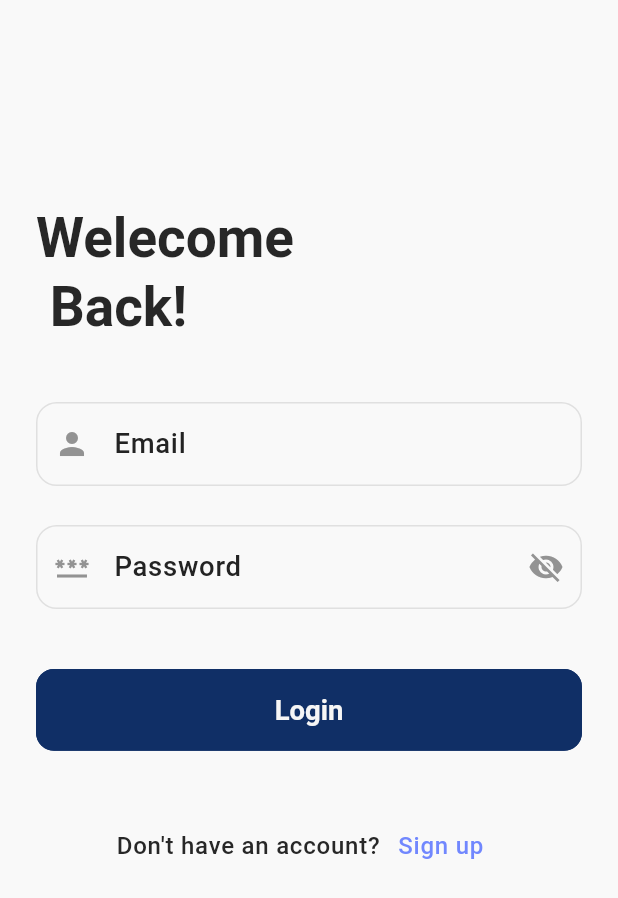
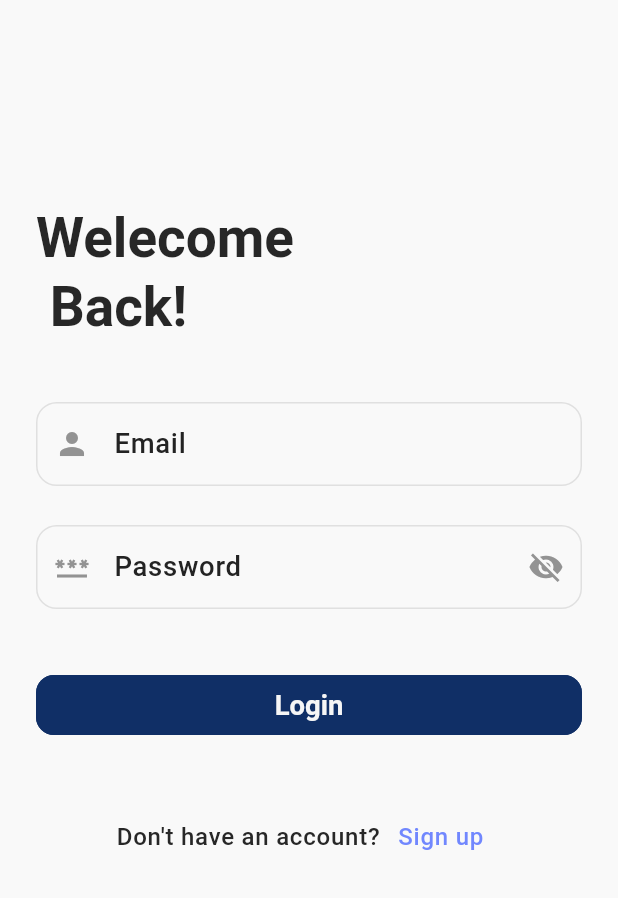
Before and after one commit to devaa11/ordermanagement, a Flutter app: the screen it shows after launch, on a phone screen of 412 x 824 dp. Shown: the top 898 px of the screen. Run offline on Flutter 3.47's test engine with Material 3 defaults, Android fonts, the phone set to English and light mode, and no system bars; our stand-ins replace cloud_firestore, firebase_auth, firebase_core, flutter_screenutil, get, iconsax; accounts and stored records are empty; generated files the repository leaves out were written again; Roboto replaces fonts that are missing (Poppins).

Commit message:
adjust button heights and update user registration to include name

```diff
--- a/lib/data/services/auth_services.dart
+++ b/lib/data/services/auth_services.dart
@@ -14,7 +14,7 @@ class AuthService {
     return result.user;
   }
 
-  Future<User?> register(String email, String password) async {
+  Future<User?> register(String email, String password,{String? name}) async {
     final result = await _auth.createUserWithEmailAndPassword(
       email: email,
       password: password,
@@ -26,6 +26,7 @@ class AuthService {
       await _db.collection('users').doc(user.uid).set({
         'uid': user.uid,
         'email': user.email,
+        'name': name ?? '',
         'createdAt': FieldValue.serverTimestamp(),
       });
     }
--- a/lib/modules/orders/views/add_order_Screen.dart
+++ b/lib/modules/orders/views/add_order_Screen.dart
@@ -181,7 +181,7 @@ class _AddOrderPageState extends State<AddOrderScreen> {
                 Obx((){
                   return SizedBox(
                     width: double.infinity,
-                    height: 56.h,
+                    height: 45.h,
                     child: ElevatedButton(
                       onPressed: orderCtrl.isSaving.value ? null : _saveOrder,
                       style: ElevatedButton.styleFrom(
--- a/lib/utils/constants/sizes.dart
+++ b/lib/utils/constants/sizes.dart
@@ -20,7 +20,7 @@ class AppSizes {
   static const double fontSizeLg = 18.0;
 
   // Button sizes
-  static const double buttonHeight = 14.0;
+  static const double buttonHeight = 8.0;
   static const double buttonRadius = 12.0;
   static const double buttonWidth = 120.0;
   static const double buttonElevation = 4.0;
--- a/lib/utils/theme/elevated_button_theme.dart
+++ b/lib/utils/theme/elevated_button_theme.dart
@@ -16,7 +16,7 @@ class AppElevatedButtonTheme {
       disabledForegroundColor: AppColors.darkGrey,
       disabledBackgroundColor: AppColors.buttonDisabled,
       side: const BorderSide(color: AppColors.primary),
-      padding:  EdgeInsets.symmetric(vertical: AppSizes.buttonHeight.h),
+      // padding:  EdgeInsets.symmetric(vertical: AppSizes.buttonHeight.h),
       textStyle:  TextStyle(fontSize: 16.sp, color: AppColors.textWhite, fontWeight: FontWeight.w600),
       shape: RoundedRectangleBorder(borderRadius: BorderRadius.circular(AppSizes.buttonRadius)),
     ),
@@ -30,7 +30,7 @@ class AppElevatedButtonTheme {
       disabledForegroundColor: AppColors.darkGrey,
       disabledBackgroundColor: AppColors.darkerGrey,
       side: const BorderSide(color: AppColors.primary),
-      padding:  EdgeInsets.symmetric(vertical: AppSizes.buttonHeight.h),
+      // padding:  EdgeInsets.symmetric(vertical: AppSizes.buttonHeight.h),
       textStyle:  TextStyle(fontSize: 16.sp, color: AppColors.textWhite, fontWeight: FontWeight.w600),
       shape: RoundedRectangleBorder(borderRadius: BorderRadius.circular(AppSizes.buttonRadius)),
     ),
```
